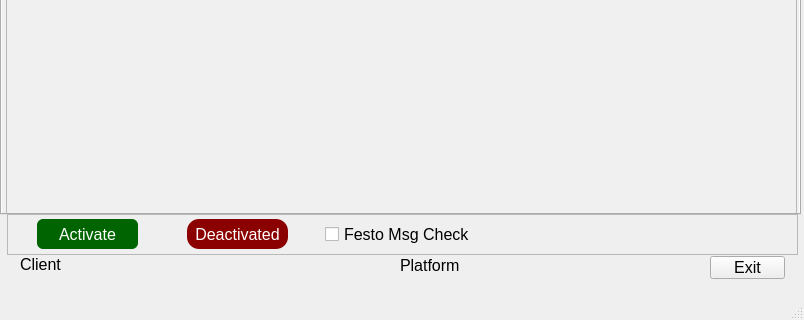
Before: the Qt Designer form runtime/main_gui.ui in michaelmargolis/MdxMotionPlatformV3, drawn with Qt 5; both pictures show x 0 to 804 and y 156 to 476 of the 804 by 476 pixel window.
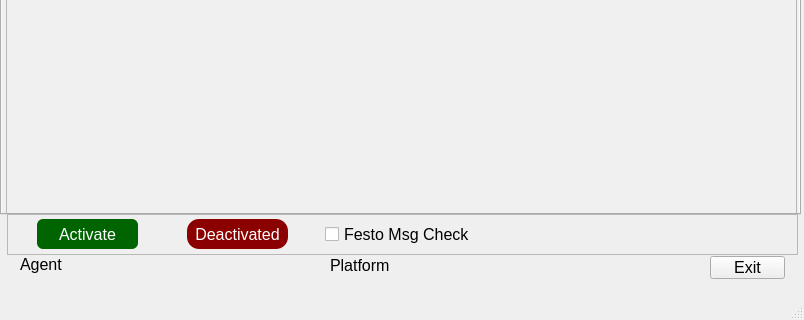
After: the same form once the commit is applied.

Patch:
```diff
--- a/runtime/main_gui.ui
+++ b/runtime/main_gui.ui
@@ -135,7 +135,7 @@
      <rect>
       <x>20</x>
       <y>410</y>
-      <width>321</width>
+      <width>261</width>
       <height>20</height>
      </rect>
     </property>
@@ -145,7 +145,7 @@
      </font>
     </property>
     <property name="text">
-     <string>Client</string>
+     <string>Agent</string>
     </property>
    </widget>
    <widget class="QPushButton" name="btn_exit">
@@ -169,9 +169,9 @@
    <widget class="QLabel" name="lbl_platform">
     <property name="geometry">
      <rect>
-      <x>400</x>
+      <x>330</x>
       <y>411</y>
-      <width>271</width>
+      <width>241</width>
       <height>21</height>
      </rect>
     </property>
@@ -247,9 +247,9 @@
     <widget class="QLabel" name="lbl_festo_status">
      <property name="geometry">
       <rect>
-       <x>480</x>
+       <x>470</x>
        <y>10</y>
-       <width>311</width>
+       <width>301</width>
        <height>19</height>
       </rect>
      </property>
```
Left out of the diff: 33 changed lines with no effect on the pictures.
